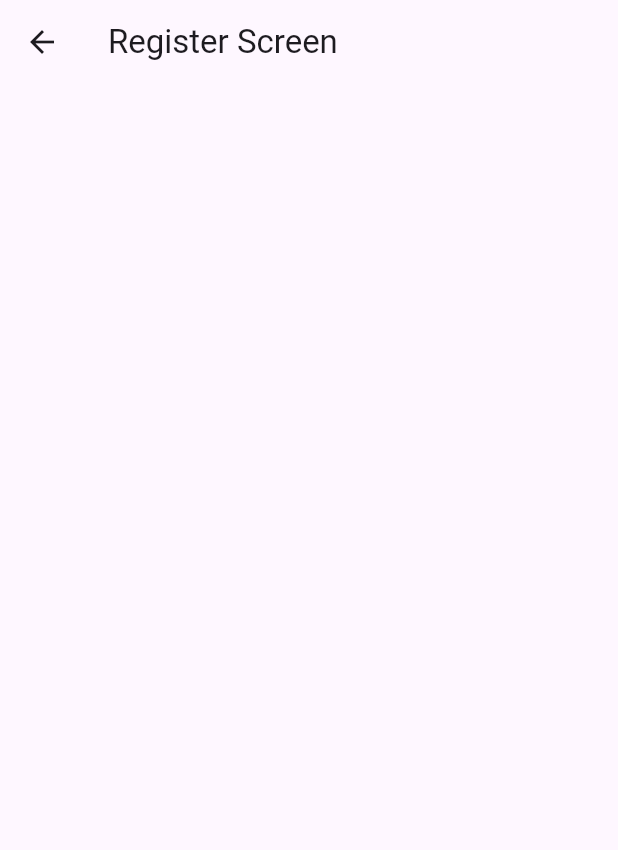
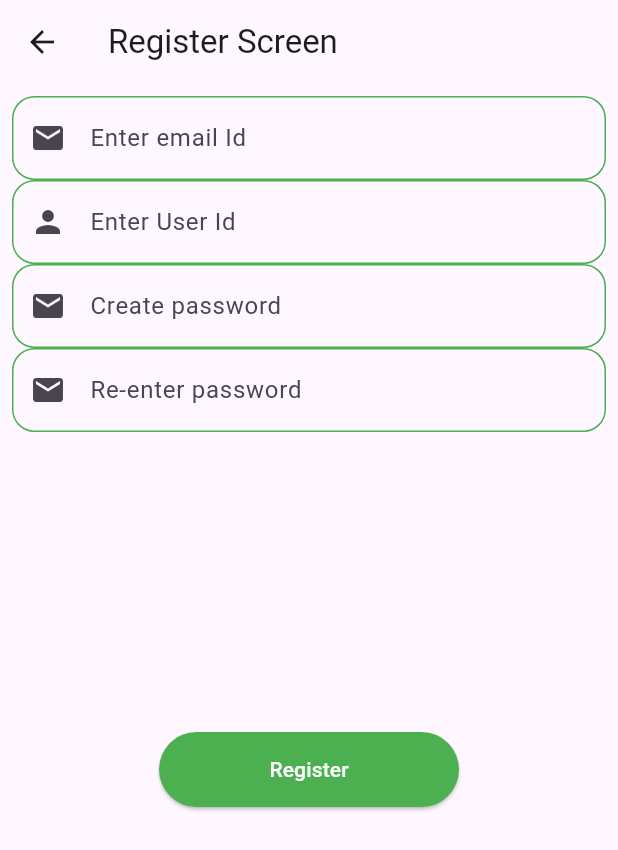
Before and after one commit to Haritharu41/Log-in-app, a Flutter app: the Register_screen screen opened by its route, on a phone screen of 412 x 824 dp. Shown: the top 850 px of the screen. Run offline on Flutter 3.47's test engine with Material 3 defaults, Android fonts, the phone set to English and light mode, and no system bars; our stand-ins replace flutter_styled_toast, shared_preferences; accounts and stored records are empty.

Commit message:
some files are added

```diff
--- a/lib/Register_screen.dart
+++ /dev/null
@@ -1,14 +0,0 @@
-import 'package:flutter/material.dart';
-
-class Register_screen extends StatelessWidget {
-static const routeName="/registerScreen";
-
-  @override
-  Widget build(BuildContext context) {
-    return  Scaffold(
-      appBar:AppBar(
-        title: Text("Register Screen"),
-      )
-    );
-  }
-}
--- /dev/null
+++ b/lib/functions.dart
@@ -0,0 +1,34 @@
+import 'dart:async';
+
+import 'package:login_app/model/user.dart';
+import 'package:shared_preferences/shared_preferences.dart';
+
+saveUserDetails(user u) async {
+  final SharedPreferences prefs = await SharedPreferences.getInstance();
+  // Save an String value to 'action' key.
+  await prefs.setString('Username', u.name);
+  await prefs.setString('Email', u.email);
+  await prefs.setBool('IsLoggedIn', true);
+}
+
+readUserDetails() async {
+  final SharedPreferences prefs = await SharedPreferences.getInstance();
+  final String? Username = prefs.getString('Username');
+  final String? Email = prefs.getString('Email');
+  final bool? isLoggedIn = prefs.getBool('IsLoggedIn');
+  return [Username, Email, isLoggedIn];
+}
+
+Future<bool> clearUserDetails() async {
+  try {
+    final SharedPreferences prefs = await SharedPreferences.getInstance();
+    // clear an String value to 'action' key.
+    await prefs.setString('Username', "");
+    await prefs.setString('Email', "");
+    await prefs.setBool('IsLoggedIn', false);
+    return true;
+  } catch (e) {
+    return false;
+  }
+
+}
--- a/lib/main.dart
+++ b/lib/main.dart
@@ -1,18 +1,19 @@
 import 'package:flutter/material.dart';
-import 'package:login_app/Home_screen.dart';
-import 'package:login_app/Login_screen.dart';
-import 'package:login_app/Register_screen.dart';
+import 'package:login_app/screens/Home_screen.dart';
+import 'package:login_app/screens/Login_screen.dart';
+import 'package:login_app/screens/Register_screen.dart';
 void main(){
+
   runApp( MyApp());
 }
 
 class MyApp extends StatelessWidget {
-  const MyApp({super.key});
+
 
   @override
   Widget build(BuildContext context) {
     return MaterialApp(
-      debugShowCheckedModeBanner: false,
+      debugShowCheckedModeBanner: false ,
       initialRoute:Login_screen.routeName,
       routes: {
         Home_screen.routeName: (context)=>Home_screen(),
--- /dev/null
+++ b/lib/model/user.dart
@@ -0,0 +1,10 @@
+class user{
+final String name;
+final String email;
+final String password;
+user(this.name, this.email, this.password);
+
+
+}
+
+List<user> allUsers=[];
--- /dev/null
+++ b/lib/screens/Register_screen.dart
@@ -0,0 +1,127 @@
+import 'package:flutter/material.dart';
+import 'package:flutter_styled_toast/flutter_styled_toast.dart';
+import 'package:login_app/model/user.dart';
+import 'package:login_app/screens/Login_screen.dart';
+
+class Register_screen extends StatefulWidget {
+  static const routeName = "/registerScreen";
+
+  @override
+  State<Register_screen> createState() => _Register_screenState();
+}
+
+class _Register_screenState extends State<Register_screen> {
+  TextEditingController cPasswordController = TextEditingController();
+  TextEditingController cEmailController = TextEditingController();
+  TextEditingController cUsernameController = TextEditingController();
+  final _formkey = GlobalKey<FormState>();
+  @override
+  Widget build(BuildContext context) {
+    return Scaffold(
+      appBar: AppBar(
+        title: Text("Register Screen"),
+      ),
+      body: Form(
+          key: _formkey,
+          child: SingleChildScrollView(
+            child: Padding(
+              padding: const EdgeInsets.all(8.0),
+              child: Column(
+                mainAxisAlignment: MainAxisAlignment.spaceBetween,
+                children: [
+                  TextFormField(
+                    controller: cEmailController,
+                    validator: (value) {
+                      if (value == null || value.isEmpty) {
+                        return "Please enter your email Id";
+                      }
+                      return null;
+                    },
+                    decoration: InputDecoration(
+                        hintText: "Enter email Id",
+                        border: OutlineInputBorder(
+                            borderRadius: BorderRadius.circular(15)),
+                        prefixIcon: Icon(Icons.email),
+                        enabledBorder: OutlineInputBorder(
+                          borderSide: BorderSide(color: Colors.green),
+                            borderRadius: BorderRadius.circular(15))),
+                  ),
+                  TextFormField(
+                    controller: cUsernameController,
+                    validator: (value) {
+                      if (value == null || value.isEmpty) {
+                        return "Please enter your User Id";
+                      }
+                      return null;
+                    },
+                    decoration: InputDecoration(
+                        hintText: "Enter User Id",
+                        border: OutlineInputBorder(
+                            borderRadius: BorderRadius.circular(15)),
+                        prefixIcon: Icon(Icons.person),
+                        enabledBorder: OutlineInputBorder(
+                          borderSide: BorderSide(color: Colors.green),
+                            borderRadius: BorderRadius.circular(15))),
+                  ),
+                  TextFormField(
+                    obscureText: true,
+
+                    controller: cPasswordController,
+                    validator: (value) {
+                      if (value == null || value.isEmpty) {
+                        return "Please Create your password ";
+                      }
+                      return null;
+                    },
+                    decoration: InputDecoration(
+                        hintText: "Create password ",
+                        border: OutlineInputBorder(
+                            borderRadius: BorderRadius.circular(15)),
+                        prefixIcon: Icon(Icons.email),
+                        enabledBorder: OutlineInputBorder(
+                          borderSide: BorderSide(color: Colors.green),
+                            borderRadius: BorderRadius.circular(15))),
+                  ),
+                  TextFormField(
+                    obscureText: true,
+                    validator: (value) {
+                      if (value == null || value.isEmpty ) {
+                        return "Please re-enter your password ";
+                      }else if(cPasswordController.text!=value){
+                        return "Password is not mathed";
+                      }
+                      return null;
+                    },
+                    decoration: InputDecoration(
+                        hintText: "Re-enter password ",
+                        border: OutlineInputBorder(
+                            borderRadius: BorderRadius.circular(15)),
+                        prefixIcon: Icon(Icons.email),
+                        enabledBorder: OutlineInputBorder(
+                          borderSide: BorderSide(color: Colors.green),
+                            borderRadius: BorderRadius.circular(15))),
+                  ),
+                  SizedBox(
+                    height: 200,
+                  ),
+                  ElevatedButton(
+                      style: ElevatedButton.styleFrom(
+                          backgroundColor: Colors.green,
+                          foregroundColor: Colors.white,
+                          minimumSize: Size(200, 50)),
+                      onPressed: () {
+                        if (_formkey.currentState!.validate()) {
+                         user u=user(cUsernameController.text, cEmailController.text, cPasswordController.text);
+                         allUsers.add(u);
+                         showtoast("Successfully registred",Colors.green, context);
+                         Navigator.pop(context);
+                        }
+                      },
+                      child: Text("Register"))
+                ],
+              ),
+            ),
+          )),
+    );
+  }
+}
--- a/pubspec.yaml
+++ b/pubspec.yaml
@@ -36,6 +36,7 @@ dependencies:
   # Use with the CupertinoIcons class for iOS style icons.
   cupertino_icons: ^1.0.6
   flutter_styled_toast: ^2.2.1
+  shared_preferences: ^2.2.3
 
 dev_dependencies:
   flutter_test:
```
Also changed, not shown: lib/Home_screen.dart (deleted, +0 -28 lines), lib/screens/Home_screen.dart (added, +51 -0 lines), lib/screens/Login_screen.dart (renamed from lib/Login_screen.dart, +61 -30 lines), pubspec.lock, 1 other file.
